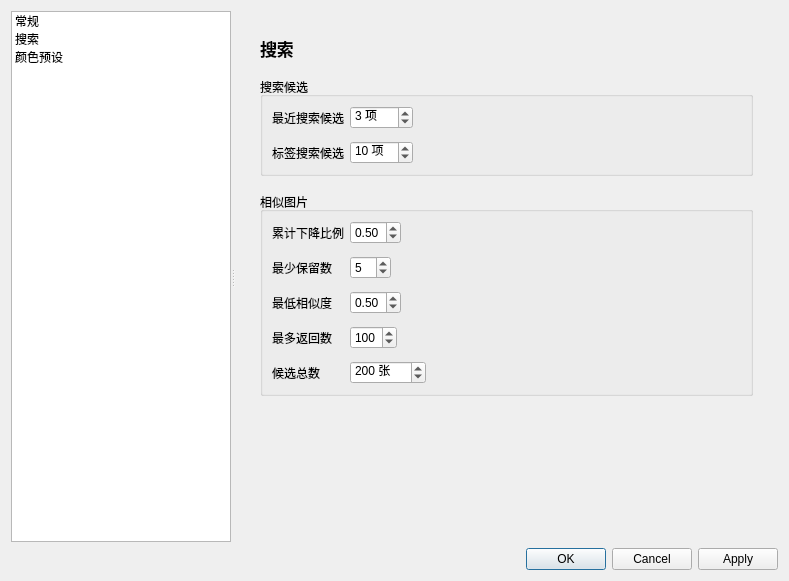
Craftkuro/StickerGenie, file src/ui/dialog_settings.ui: the form before one commit.
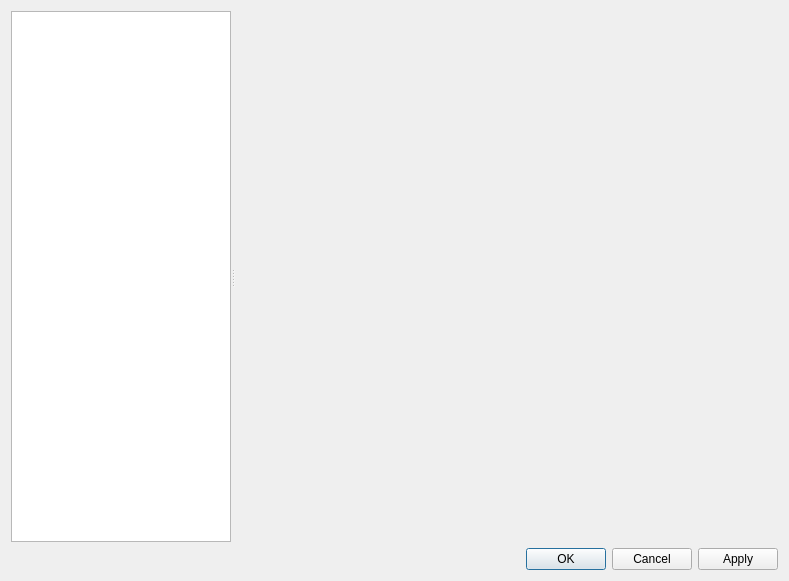
The form after the commit. The open tabs and pages were chosen to show the change.

```diff
--- a/src/ui/dialog_settings.ui
+++ b/src/ui/dialog_settings.ui
@@ -38,451 +38,8 @@
         <height>16777215</height>
        </size>
       </property>
-      <item>
-       <property name="text">
-        <string>常规</string>
-       </property>
-      </item>
-      <item>
-       <property name="text">
-        <string>搜索</string>
-       </property>
-      </item>
-      <item>
-       <property name="text">
-        <string>颜色预设</string>
-       </property>
-      </item>
      </widget>
-     <widget class="QStackedWidget" name="stackedWidget">
-      <property name="currentIndex">
-       <number>0</number>
-      </property>
-      <widget class="QWidget" name="pageGeneral">
-       <layout class="QVBoxLayout" name="verticalLayoutGeneralPage">
-        <item>
-         <widget class="QScrollArea" name="scrollAreaGeneral">
-          <property name="frameShape">
-           <enum>QFrame::Shape::NoFrame</enum>
-          </property>
-          <property name="widgetResizable">
-           <bool>true</bool>
-          </property>
-          <widget class="QWidget" name="scrollAreaWidgetContentsGeneral">
-           <property name="geometry">
-            <rect>
-             <x>0</x>
-             <y>0</y>
-             <width>568</width>
-             <height>505</height>
-            </rect>
-           </property>
-           <layout class="QVBoxLayout" name="verticalLayoutGeneralSettings">
-            <property name="leftMargin">
-             <number>16</number>
-            </property>
-            <property name="topMargin">
-             <number>16</number>
-            </property>
-            <property name="rightMargin">
-             <number>16</number>
-            </property>
-            <property name="bottomMargin">
-             <number>16</number>
-            </property>
-            <property name="spacing">
-             <number>16</number>
-            </property>
-            <item>
-             <widget class="QLabel" name="labelGeneralHeading">
-              <property name="font">
-               <font>
-                <pointsize>13</pointsize>
-                <bold>true</bold>
-               </font>
-              </property>
-              <property name="text">
-               <string>常规</string>
-              </property>
-             </widget>
-            </item>
-            <item>
-             <widget class="QGroupBox" name="groupBoxThumbnailCache">
-              <property name="title">
-               <string>缩略图缓存</string>
-              </property>
-              <layout class="QFormLayout" name="formLayoutThumbnailCache">
-               <property name="fieldGrowthPolicy">
-                <enum>QFormLayout::FieldGrowthPolicy::ExpandingFieldsGrow</enum>
-               </property>
-               <property name="verticalSpacing">
-                <number>12</number>
-               </property>
-               <item row="0" column="0">
-                <widget class="QLabel" name="labelThumbnailMemoryCacheSize">
-                 <property name="text">
-                  <string>缩略图内存缓存大小</string>
-                 </property>
-                 <property name="buddy">
-                  <cstring>spinBoxThumbnailMemoryCacheSize</cstring>
-                 </property>
-                </widget>
-               </item>
-               <item row="0" column="1">
-                <widget class="QSpinBox" name="spinBoxThumbnailMemoryCacheSize">
-                 <property name="toolTip">
-                  <string>应用程序内部缓存的缩略图数量，默认2000，调小可节约内存但可能显著影响性能。重启后应用。</string>
-                 </property>
-                 <property name="suffix">
-                  <string> 张</string>
-                 </property>
-                 <property name="minimum">
-                  <number>100</number>
-                 </property>
-                 <property name="maximum">
-                  <number>100000</number>
-                 </property>
-                 <property name="singleStep">
-                  <number>100</number>
-                 </property>
-                 <property name="value">
-                  <number>2000</number>
-                 </property>
-                </widget>
-               </item>
-              </layout>
-             </widget>
-            </item>
-            <item>
-             <spacer name="verticalSpacerGeneralSettings">
-              <property name="orientation">
-               <enum>Qt::Orientation::Vertical</enum>
-              </property>
-              <property name="sizeHint" stdset="0">
-               <size>
-                <width>20</width>
-                <height>40</height>
-               </size>
-              </property>
-             </spacer>
-            </item>
-           </layout>
-          </widget>
-         </widget>
-        </item>
-       </layout>
-      </widget>
-      <widget class="QWidget" name="pageSearch">
-       <layout class="QVBoxLayout" name="verticalLayoutSearchPage">
-        <item>
-         <widget class="QScrollArea" name="scrollAreaSearch">
-          <property name="frameShape">
-           <enum>QFrame::Shape::NoFrame</enum>
-          </property>
-          <property name="widgetResizable">
-           <bool>true</bool>
-          </property>
-          <widget class="QWidget" name="scrollAreaWidgetContentsSearch">
-           <property name="geometry">
-            <rect>
-             <x>0</x>
-             <y>0</y>
-             <width>568</width>
-             <height>505</height>
-            </rect>
-           </property>
-           <layout class="QVBoxLayout" name="verticalLayoutSearchSettings">
-            <property name="leftMargin">
-             <number>16</number>
-            </property>
-            <property name="topMargin">
-             <number>16</number>
-            </property>
-            <property name="rightMargin">
-             <number>16</number>
-            </property>
-            <property name="bottomMargin">
-             <number>16</number>
-            </property>
-            <property name="spacing">
-             <number>16</number>
-            </property>
-            <item>
-             <widget class="QLabel" name="labelSearchHeading">
-              <property name="font">
-               <font>
-                <pointsize>13</pointsize>
-                <bold>true</bold>
-               </font>
-              </property>
-              <property name="text">
-               <string>搜索</string>
-              </property>
-             </widget>
-            </item>
-            <item>
-             <widget class="QGroupBox" name="groupBoxSearchSuggestions">
-              <property name="title">
-               <string>搜索候选</string>
-              </property>
-              <layout class="QFormLayout" name="formLayoutSearchSuggestions">
-               <property name="fieldGrowthPolicy">
-                <enum>QFormLayout::FieldGrowthPolicy::ExpandingFieldsGrow</enum>
-               </property>
-               <property name="verticalSpacing">
-                <number>12</number>
-               </property>
-               <item row="0" column="0">
-                <widget class="QLabel" name="labelRecentSearchLimit">
-                 <property name="text">
-                  <string>最近搜索候选</string>
-                 </property>
-                 <property name="buddy">
-                  <cstring>spinBoxRecentSearchLimit</cstring>
-                 </property>
-                </widget>
-               </item>
-               <item row="0" column="1">
-                <widget class="QSpinBox" name="spinBoxRecentSearchLimit">
-                 <property name="toolTip">
-                  <string>搜索框中最多显示的最近搜索数量；设为 0 可关闭。</string>
-                 </property>
-                 <property name="suffix">
-                  <string> 项</string>
-                 </property>
-                 <property name="maximum">
-                  <number>100</number>
-                 </property>
-                 <property name="value">
-                  <number>3</number>
-                 </property>
-                </widget>
-               </item>
-               <item row="1" column="0">
-                <widget class="QLabel" name="labelTagSuggestionLimit">
-                 <property name="text">
-                  <string>标签搜索候选</string>
-                 </property>
-                 <property name="buddy">
-                  <cstring>spinBoxTagSuggestionLimit</cstring>
-                 </property>
-                </widget>
-               </item>
-               <item row="1" column="1">
-                <widget class="QSpinBox" name="spinBoxTagSuggestionLimit">
-                 <property name="toolTip">
-                  <string>标签搜索时最多显示的匹配标签数量；设为 0 可关闭。</string>
-                 </property>
-                 <property name="suffix">
-                  <string> 项</string>
-                 </property>
-                 <property name="maximum">
-                  <number>100</number>
-                 </property>
-                 <property name="value">
-                  <number>10</number>
-                 </property>
-                </widget>
-               </item>
-              </layout>
-            </widget>
-           </item>
-           <item>
-            <widget class="QGroupBox" name="groupBoxSimilarImages">
-             <property name="title">
-              <string>相似图片</string>
-             </property>
-             <layout class="QFormLayout" name="formLayoutSimilarImages">
-              <property name="fieldGrowthPolicy">
-               <enum>QFormLayout::FieldGrowthPolicy::ExpandingFieldsGrow</enum>
-              </property>
-              <property name="verticalSpacing">
-               <number>12</number>
-              </property>
-              <item row="0" column="0">
-               <widget class="QLabel" name="labelSimilarImageTargetDropRatio">
-                <property name="text">
-                 <string>累计下降比例</string>
-                </property>
-                <property name="buddy">
-                 <cstring>doubleSpinBoxSimilarImageTargetDropRatio</cstring>
-                </property>
-               </widget>
-              </item>
-              <item row="0" column="1">
-               <widget class="QDoubleSpinBox" name="doubleSpinBoxSimilarImageTargetDropRatio">
-                <property name="toolTip">
-                 <string>保留累计相似度下降达到总下降的该比例之前的候选。值越小结果越保守。</string>
-                </property>
-                <property name="decimals">
-                 <number>2</number>
-                </property>
-                <property name="minimum">
-                 <double>0.01</double>
-                </property>
-                <property name="maximum">
-                 <double>0.99</double>
-                </property>
-                <property name="singleStep">
-                 <double>0.05</double>
-                </property>
-                <property name="value">
-                 <double>0.50</double>
-                </property>
-               </widget>
-              </item>
-              <item row="1" column="0">
-               <widget class="QLabel" name="labelSimilarImageMinKeep">
-                <property name="text">
-                 <string>最少保留数</string>
-                </property>
-                <property name="buddy">
-                 <cstring>spinBoxSimilarImageMinKeep</cstring>
-                </property>
-               </widget>
-              </item>
-              <item row="1" column="1">
-               <widget class="QSpinBox" name="spinBoxSimilarImageMinKeep">
-                <property name="toolTip">
-                 <string>即使曲线下降很快，也至少保留这么多结果，避免只显示一张重复图。</string>
-                </property>
-                <property name="maximum">
-                 <number>50</number>
-                </property>
-                <property name="value">
-                 <number>5</number>
-                </property>
-               </widget>
-              </item>
-              <item row="2" column="0">
-               <widget class="QLabel" name="labelSimilarImageMinSimilarity">
-                <property name="text">
-                 <string>最低相似度</string>
-                </property>
-                <property name="buddy">
-                 <cstring>doubleSpinBoxSimilarImageMinSimilarity</cstring>
-                </property>
-               </widget>
-              </item>
-              <item row="2" column="1">
-               <widget class="QDoubleSpinBox" name="doubleSpinBoxSimilarImageMinSimilarity">
-                <property name="toolTip">
-                 <string>低于该相似度的候选不会进入结果。</string>
-                </property>
-                <property name="decimals">
-                 <number>2</number>
-                </property>
-                <property name="minimum">
-                 <double>0.00</double>
-                </property>
-                <property name="maximum">
-                 <double>1.00</double>
-                </property>
-                <property name="singleStep">
-                 <double>0.05</double>
-                </property>
-                <property name="value">
-                 <double>0.50</double>
-                </property>
-               </widget>
-              </item>
-              <item row="3" column="0">
-               <widget class="QLabel" name="labelSimilarImageMaxResults">
-                <property name="text">
-                 <string>最多返回数</string>
-                </property>
-                <property name="buddy">
-                 <cstring>spinBoxSimilarImageMaxResults</cstring>
-                </property>
-               </widget>
-              </item>
-              <item row="3" column="1">
-               <widget class="QSpinBox" name="spinBoxSimilarImageMaxResults">
-                <property name="toolTip">
-                 <string>结果数量的硬上限。</string>
-                </property>
-                <property name="minimum">
-                 <number>1</number>
-                </property>
-                <property name="maximum">
-                 <number>200</number>
-                </property>
-                <property name="value">
-                 <number>100</number>
-                </property>
-               </widget>
-              </item>
-              <item row="4" column="0">
-               <widget class="QLabel" name="labelSimilarImageCandidateCount">
-                <property name="text">
-                 <string>候选总数</string>
-                </property>
-                <property name="buddy">
-                 <cstring>spinBoxSimilarImageCandidateCount</cstring>
-                </property>
-               </widget>
-              </item>
-              <item row="4" column="1">
-               <widget class="QSpinBox" name="spinBoxSimilarImageCandidateCount">
-                <property name="toolTip">
-                 <string>执行相似图片查找时，从向量数据库查询获得的图片总数</string>
-                </property>
-                <property name="suffix">
-                 <string> 张</string>
-                </property>
-                <property name="minimum">
-                 <number>1</number>
-                </property>
-                <property name="maximum">
-                 <number>10000</number>
-                </property>
-                <property name="singleStep">
-                 <number>50</number>
-                </property>
-                <property name="value">
-                 <number>200</number>
-                </property>
-               </widget>
-              </item>
-             </layout>
-             </widget>
-             </item>
-            <item>
-             <spacer name="verticalSpacerSearchSettings">
-              <property name="orientation">
-               <enum>Qt::Orientation::Vertical</enum>
-              </property>
-              <property name="sizeHint" stdset="0">
-               <size>
-                <width>20</width>
-                <height>40</height>
-               </size>
-              </property>
-             </spacer>
-            </item>
-           </layout>
-          </widget>
-         </widget>
-        </item>
-       </layout>
-      </widget>
-      <widget class="QWidget" name="pageColorPresets">
-       <layout class="QVBoxLayout" name="verticalLayoutColorPresetsPage">
-        <property name="leftMargin">
-         <number>0</number>
-        </property>
-        <property name="topMargin">
-         <number>0</number>
-        </property>
-        <property name="rightMargin">
-         <number>0</number>
-        </property>
-        <property name="bottomMargin">
-         <number>0</number>
-        </property>
-       </layout>
-      </widget>
-     </widget>
+     <widget class="QStackedWidget" name="stackedWidget"/>
     </widget>
    </item>
    <item>
```
